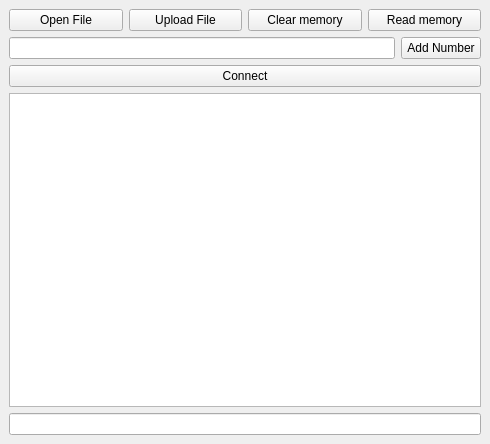
Makimars/Entrance-system, file Configuration App/mainwindow.ui: the form before one commit.
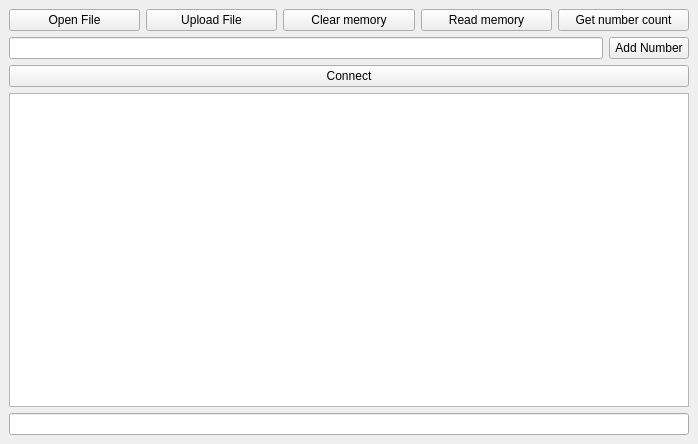
The form after the commit.

Commit message: adding GetNumberCount and CAD files

```diff
--- a/Configuration App/mainwindow.ui
+++ b/Configuration App/mainwindow.ui
@@ -6,7 +6,7 @@
    <rect>
     <x>0</x>
     <y>0</y>
-    <width>490</width>
+    <width>698</width>
     <height>444</height>
    </rect>
   </property>
@@ -45,6 +45,13 @@
         </property>
        </widget>
       </item>
+      <item>
+       <widget class="QPushButton" name="read_memory_button_2">
+        <property name="text">
+         <string>Get number count</string>
+        </property>
+       </widget>
+      </item>
      </layout>
     </item>
     <item>
```
The commit also changes 6 other files.
